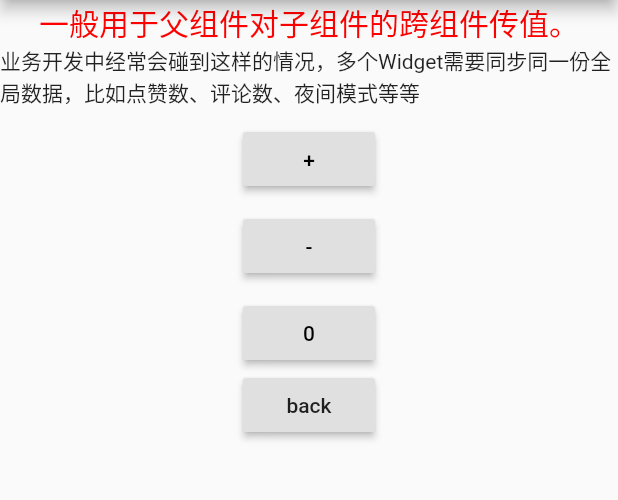
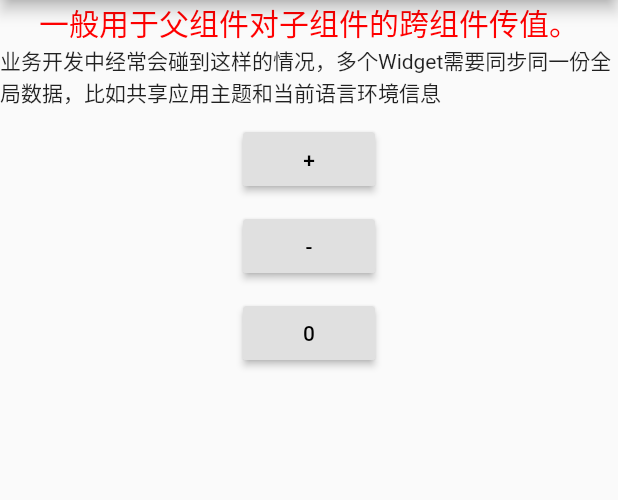
Before and after one commit to 574233134/flutter, a Flutter app: the screen it shows after launch, after a tap on "InheritedWidget", on a phone screen of 412 x 824 dp, the part 84-584 px from its top. Run offline on Flutter 3.47's test engine with Material 2 defaults, Android fonts, the phone set to English and light mode, and no system bars; our stand-ins replace dio, event_bus, shared_preferences, sqflite; accounts and stored records are empty.

Commit message:
代码优化

```diff
--- a/component_communicate/lib/main.dart
+++ b/component_communicate/lib/main.dart
@@ -1,9 +1,11 @@
+import 'package:component_communicate/page/ProviderPage.dart';
 import 'package:flutter/material.dart';
 import 'page/InheritedPage.dart';
 import 'page/blockPage.dart';
 import 'page/globalKeyPage.dart';
 import 'page/notifierPage.dart';
 import 'page/eventbusPage.dart';
+import 'page/ProviderPage.dart';
 
 void main() {
   runApp(MyApp());
@@ -89,6 +91,15 @@ class _MyHomePageState extends State<MyHomePage> {
               );
             },
           ),
+          new RaisedButton(
+            child: new Text('Provider'),
+            onPressed: () {
+              Navigator.push(
+                context,
+                new MaterialPageRoute(builder: (context) => new ProviderPage()),
+              );
+            },
+          ),
         ],
       )),
     );
--- a/component_communicate/lib/page/InheritedPage.dart
+++ b/component_communicate/lib/page/InheritedPage.dart
@@ -30,7 +30,7 @@ class InheritedContext extends InheritedWidget {
       @required Widget child})
       : super(key: key, child: child);
 
-  //变量
+  //变量（要共享的数据）
   final InheritedTestModel inheritedTestModel;
   final Function() increment;
   final Function() reduce;
@@ -42,9 +42,11 @@ class InheritedContext extends InheritedWidget {
     return contexts;
   }
 
-  //是否重建取决于Widget组件是否相同
+  //该回调决定当count发生变化时，是否通知子树中依赖count的Widget
   @override
   bool updateShouldNotify(InheritedContext oldWidget) {
+    //如果返回true，则子树中依赖(build函数中有调用)本widget
+    //的子widget的`state.didChangeDependencies`会被调用
     return inheritedTestModel != oldWidget.inheritedTestModel;
   }
 }
@@ -72,12 +74,18 @@ class TestWidgetB extends StatelessWidget {
       child: new RaisedButton(
           textColor: Colors.black,
           child: new Text('-'),
+          //使用InheritedWidget中的reduce方法
           onPressed: inheritedContext.reduce),
     );
   }
 }
 
-class TestWidgetC extends StatelessWidget {
+class TestWidgetC extends StatefulWidget {
+  @override
+  TestWidgetCState createState() => new TestWidgetCState();
+}
+
+class TestWidgetCState extends State<TestWidgetC> {
   @override
   Widget build(BuildContext context) {
     final inheritedContext = InheritedContext.of(context);
@@ -91,6 +99,14 @@ class TestWidgetC extends StatelessWidget {
         onPressed: () {},
       ),
     );
+  }
+
+  @override
+  void didChangeDependencies() {
+    super.didChangeDependencies();
+    //父或祖先widget中的InheritedWidget改变(updateShouldNotify返回true)时会被调用。
+    //如果build中没有依赖InheritedWidget，则此回调不会被调用。
+    print("Dependencies change");
   }
 }
 
@@ -147,17 +163,11 @@ class InheritedWidgetTestContainerState
               ),
             ),
             Text(
-              "业务开发中经常会碰到这样的情况，多个Widget需要同步同一份全局数据，比如点赞数、评论数、夜间模式等等",
+              "业务开发中经常会碰到这样的情况，多个Widget需要同步同一份全局数据，比如共享应用主题和当前语言环境信息",
             ),
             new TestWidgetA(),
             new TestWidgetB(),
             new TestWidgetC(),
-            new RaisedButton(
-                child: new Text('back'),
-                onPressed: () {
-                  // Navigate back to first screen when tapped!
-                  Navigator.pop(context);
-                })
           ],
         ),
       )),
--- a/component_communicate/lib/page/eventbusPage.dart
+++ b/component_communicate/lib/page/eventbusPage.dart
@@ -22,14 +22,12 @@ class EventBusPage extends StatelessWidget {
   }
 }
 
-// 定义_WidgetOne，包含一个ValueNotifierData的实例。
 class _WidgetOne extends StatefulWidget {
   _WidgetOne({Key key}) : super(key: key);
   @override
   _WidgetOneState createState() => _WidgetOneState();
 }
 
-// _WidgetOneState中给ValueNotifierData实例添加监听。
 class _WidgetOneState extends State<_WidgetOne> {
   String eventBusInfo;
   @override
--- a/component_communicate/lib/page/globalKeyPage.dart
+++ b/component_communicate/lib/page/globalKeyPage.dart
@@ -27,7 +27,7 @@ class ParentWidgetState extends State<ParentWidget> {
   Widget build(BuildContext context) {
     return new Scaffold(
       appBar: new AppBar(
-        title: new Text('组件化'),
+        title: new Text('Global key'),
       ),
       body: new Center(
         child: new Container(
@@ -69,6 +69,7 @@ class SubWidgetAState extends State<SubWidgetA> {
   Widget build(BuildContext context) {
     return new GestureDetector(
       onTap: () {
+        // 在A组件中通过key调用B组件改变颜色的方法
         subBkey.currentState.updateBackGroundColors(Colors.blue);
         setState(() {
           _backgroundColors = Colors.red;
@@ -106,6 +107,7 @@ class SubWidgetBState extends State<SubWidgetB> {
   Widget build(BuildContext context) {
     return new GestureDetector(
       onTap: () {
+        // 在B组件中通过key调用A组件改变颜色的方法
         subAkey.currentState.updateBackGroundColors(Colors.blue);
         setState(() {
           _backgroundColors = Colors.green;
--- a/component_communicate/pubspec.yaml
+++ b/component_communicate/pubspec.yaml
@@ -23,7 +23,7 @@ environment:
 dependencies:
   flutter:
     sdk: flutter
-
+  provider: ^4.3.2
 
   # The following adds the Cupertino Icons font to your application.
   # Use with the CupertinoIcons class for iOS style icons.
```
Also changed, not shown: component_communicate/lib/model/CountProviderModel.dart (added, +13 -0 lines), component_communicate/lib/page/ProviderPage.dart (added, +38 -0 lines), component_communicate/pubspec.lock.
